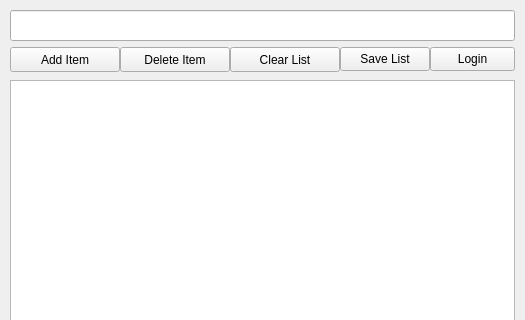
Before: the Qt Designer form uiDesigns/design.ui in JugjugB/toDoList, drawn with Qt 5; both pictures show x 0 to 525 and y 0 to 320 of the 525 by 480 pixel window.
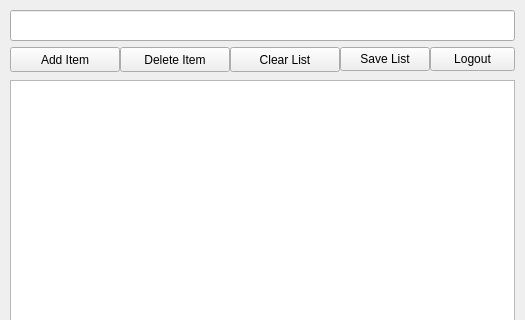
After: the same form once the commit is applied.

What changed in the file:
```diff
--- a/uiDesigns/design.ui
+++ b/uiDesigns/design.ui
@@ -99,7 +99,7 @@
      </rect>
     </property>
     <property name="text">
-     <string>Login</string>
+     <string>Logout</string>
     </property>
    </widget>
   </widget>
```
